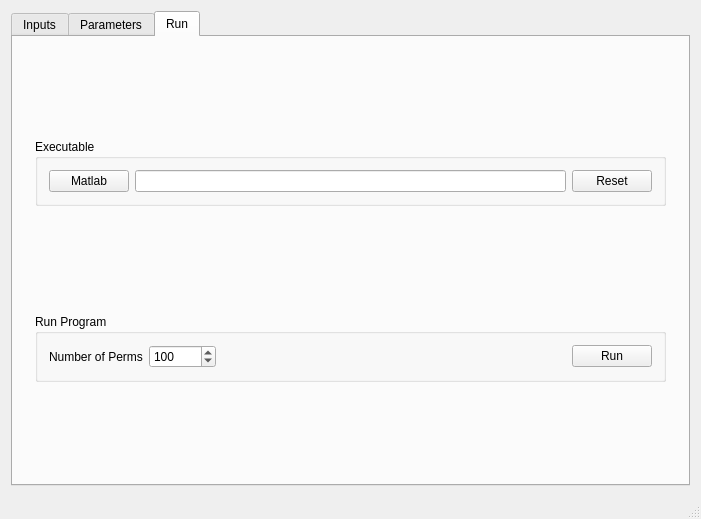
jeantm/ProjectFADTTS, file PartialCode/windows/mainwindow.ui: the form before one commit.
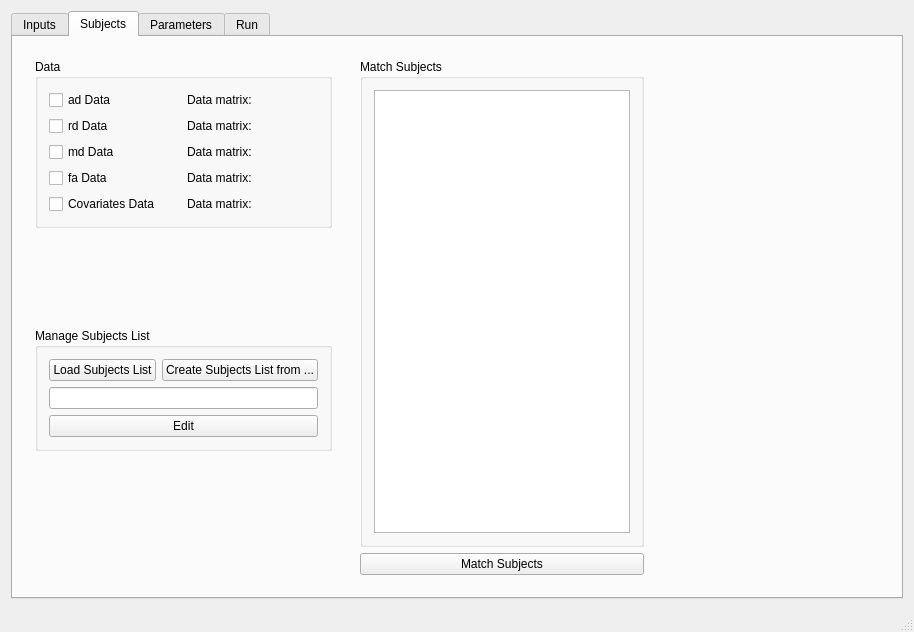
The form after the commit. The open tabs and pages were chosen to show the change.

```diff
--- a/PartialCode/windows/mainwindow.ui
+++ b/PartialCode/windows/mainwindow.ui
@@ -9,15 +9,15 @@
    <rect>
     <x>0</x>
     <y>0</y>
-    <width>701</width>
-    <height>519</height>
+    <width>914</width>
+    <height>632</height>
    </rect>
   </property>
   <property name="windowTitle">
    <string>Find a good title</string>
   </property>
   <widget class="QWidget" name="centralWidget">
-   <layout class="QGridLayout" name="gridLayout_5">
+   <layout class="QGridLayout" name="gridLayout_7">
     <item row="0" column="0">
      <widget class="QTabWidget" name="tabWidget">
       <property name="currentIndex">
@@ -293,7 +293,202 @@
         </item>
        </layout>
       </widget>
-      <widget class="QWidget" name="Parameters">
+      <widget class="QWidget" name="subjects_tab">
+       <attribute name="title">
+        <string>Subjects</string>
+       </attribute>
+       <layout class="QGridLayout" name="gridLayout_3">
+        <item row="0" column="2" rowspan="3" colspan="2">
+         <widget class="QWidget" name="matchSubjects_widget" native="true">
+          <layout class="QVBoxLayout" name="verticalLayout_11">
+           <item>
+            <widget class="QGroupBox" name="matchSubjects_groupBox">
+             <property name="title">
+              <string>Match Subjects</string>
+             </property>
+             <layout class="QGridLayout" name="gridLayout_6">
+              <item row="1" column="0" rowspan="2" colspan="2">
+               <widget class="QListWidget" name="matchSubjects_listWidget"/>
+              </item>
+             </layout>
+            </widget>
+           </item>
+           <item>
+            <widget class="QPushButton" name="match_subjectsList_pushButton">
+             <property name="text">
+              <string>Match Subjects</string>
+             </property>
+            </widget>
+           </item>
+          </layout>
+         </widget>
+        </item>
+        <item row="1" column="0">
+         <widget class="QWidget" name="subjectsList_widget" native="true">
+          <layout class="QVBoxLayout" name="verticalLayout">
+           <item>
+            <widget class="QGroupBox" name="subjectsList_groupBox">
+             <property name="title">
+              <string>Manage Subjects List</string>
+             </property>
+             <layout class="QGridLayout" name="gridLayout">
+              <item row="1" column="0">
+               <widget class="QPushButton" name="inputSubjectList_lineEdit">
+                <property name="text">
+                 <string>Load Subjects List</string>
+                </property>
+               </widget>
+              </item>
+              <item row="1" column="1">
+               <widget class="QPushButton" name="create_subjectsListFrom_pushButton">
+                <property name="text">
+                 <string>Create Subjects List from ...</string>
+                </property>
+               </widget>
+              </item>
+              <item row="7" column="0" colspan="2">
+               <widget class="QPushButton" name="edit_inputSubjectList_lineEdit">
+                <property name="text">
+                 <string>Edit</string>
+                </property>
+               </widget>
+              </item>
+              <item row="6" column="0" colspan="2">
+               <widget class="QLineEdit" name="para_inputSubjectList_lineEdit"/>
+              </item>
+             </layout>
+            </widget>
+           </item>
+           <item>
+            <spacer name="verticalSpacer_13">
+             <property name="orientation">
+              <enum>Qt::Vertical</enum>
+             </property>
+             <property name="sizeHint" stdset="0">
+              <size>
+               <width>20</width>
+               <height>40</height>
+              </size>
+             </property>
+            </spacer>
+           </item>
+          </layout>
+         </widget>
+        </item>
+        <item row="0" column="0">
+         <widget class="QWidget" name="data_widget" native="true">
+          <layout class="QVBoxLayout" name="verticalLayout_9">
+           <item>
+            <widget class="QGroupBox" name="data_groupBox">
+             <property name="title">
+              <string>Data</string>
+             </property>
+             <layout class="QGridLayout" name="gridLayout_5">
+              <item row="0" column="0">
+               <widget class="QCheckBox" name="para_adData_checkBox">
+                <property name="text">
+                 <string>ad Data</string>
+                </property>
+               </widget>
+              </item>
+              <item row="1" column="0">
+               <widget class="QCheckBox" name="para_rdData_checkBox">
+                <property name="text">
+                 <string>rd Data</string>
+                </property>
+               </widget>
+              </item>
+              <item row="2" column="0">
+               <widget class="QCheckBox" name="para_mdData_checkBox">
+                <property name="text">
+                 <string>md Data</string>
+                </property>
+               </widget>
+              </item>
+              <item row="3" column="0">
+               <widget class="QCheckBox" name="para_faData_checkBox">
+                <property name="text">
+                 <string>fa Data</string>
+                </property>
+               </widget>
+              </item>
+              <item row="4" column="0">
+               <widget class="QCheckBox" name="para_compData_checkBox">
+                <property name="text">
+                 <string>Covariates Data</string>
+                </property>
+               </widget>
+              </item>
+              <item row="0" column="2">
+               <widget class="QLabel" name="adDataSize_label">
+                <property name="text">
+                 <string>Data matrix:</string>
+                </property>
+               </widget>
+              </item>
+              <item row="1" column="2">
+               <widget class="QLabel" name="rdDataSize_label">
+                <property name="text">
+                 <string>Data matrix:</string>
+                </property>
+               </widget>
+              </item>
+              <item row="2" column="2">
+               <widget class="QLabel" name="mdDataSize_label">
+                <property name="text">
+                 <string>Data matrix:</string>
+                </property>
+               </widget>
+              </item>
+              <item row="3" column="2">
+               <widget class="QLabel" name="faDataSize_label">
+                <property name="text">
+                 <string>Data matrix:</string>
+                </property>
+               </widget>
+              </item>
+              <item row="4" column="2">
+               <widget class="QLabel" name="compDataSize_label">
+                <property name="text">
+                 <string>Data matrix:</string>
+                </property>
+               </widget>
+              </item>
+             </layout>
+            </widget>
+           </item>
+           <item>
+            <spacer name="verticalSpacer_12">
+             <property name="orientation">
+              <enum>Qt::Vertical</enum>
+             </property>
+             <property name="sizeHint" stdset="0">
+              <size>
+               <width>20</width>
+               <height>40</height>
+              </size>
+             </property>
+            </spacer>
+           </item>
+          </layout>
+         </widget>
+        </item>
+        <item row="0" column="4">
+         <spacer name="horizontalSpacer_6">
+          <property name="orientation">
+           <enum>Qt::Horizontal</enum>
+          </property>
+          <property name="sizeHint" stdset="0">
+           <size>
+            <width>40</width>
+            <height>20</height>
+           </size>
+          </property>
+         </spacer>
+        </item>
+       </layout>
+      </widget>
+      <widget class="QWidget" name="parameters_tab">
        <attribute name="title">
         <string>Parameters</string>
        </attribute>
```
Left out of the diff: 30 changed lines with no effect on the pictures.
